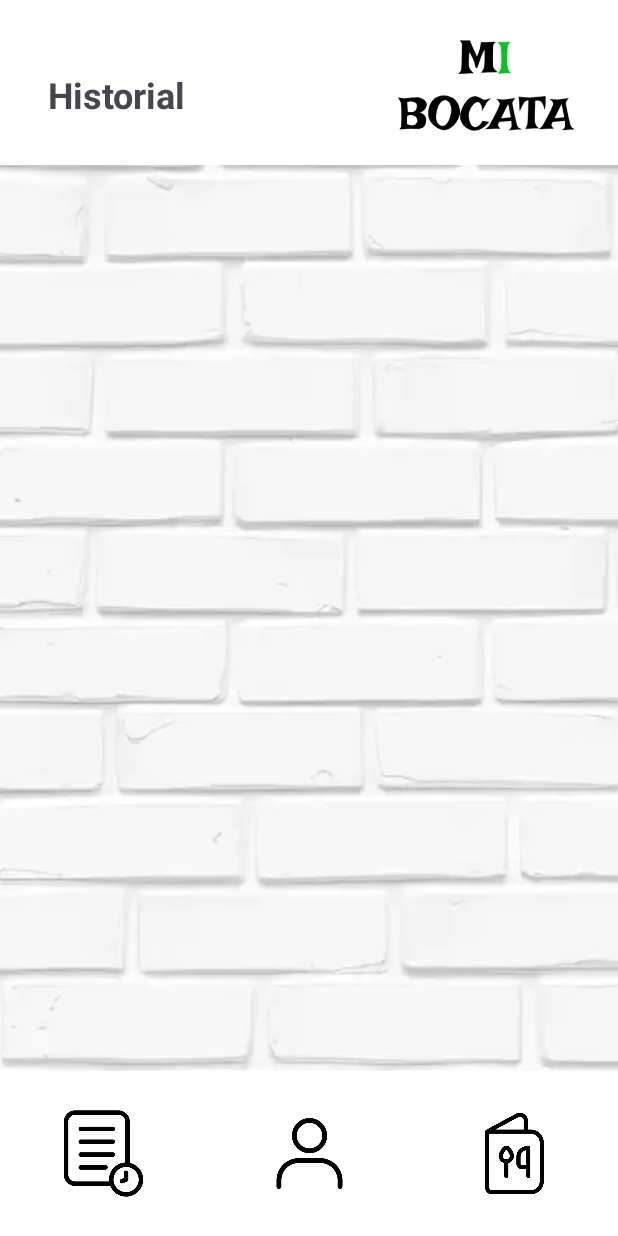
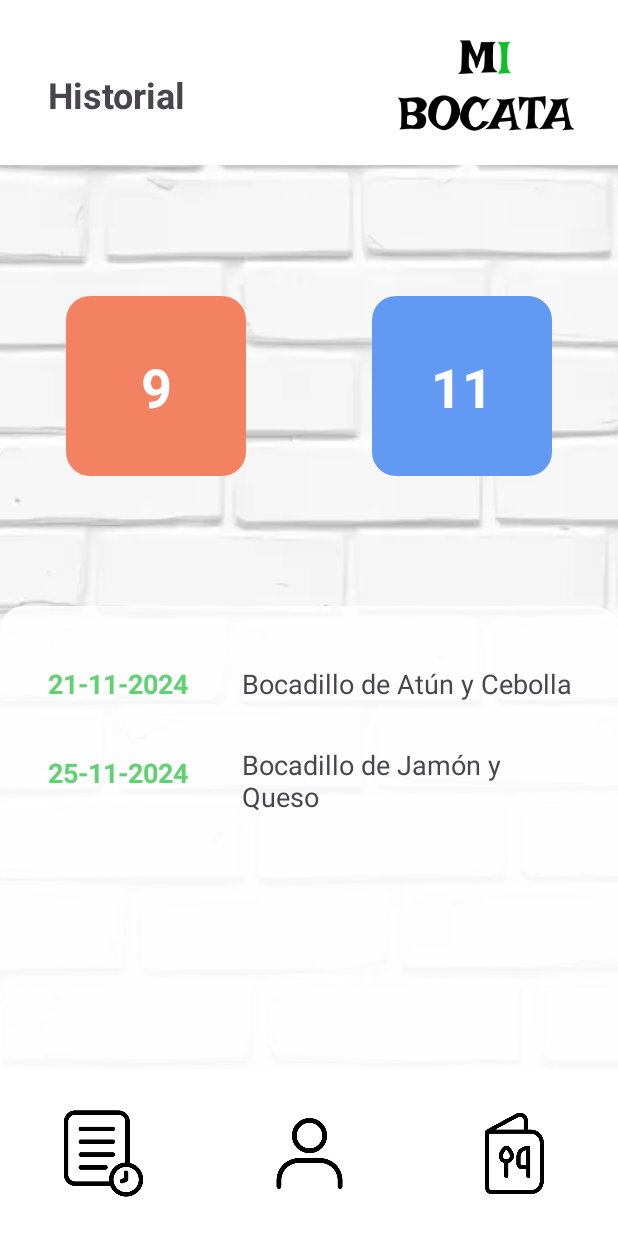
Before and after one commit to AdriAguilar/appBocata, an Android app: the HistoryActivity screen opened directly, with no data from a screen before it, on a phone screen of 412 x 824 dp. Run offline under Robolectric (Android 15) with nearby library versions, the light colour scheme and no system bars.

Commit message:
History done

```diff
--- a/app/src/main/java/com/example/mibocata/BocadilloAdapter.kt
+++ b/app/src/main/java/com/example/mibocata/BocadilloAdapter.kt
@@ -43,6 +43,7 @@ class BocadilloAdapter(context: Context, menu: Menu): BaseAdapter() {
         if (dia == "Miercoles") {
             diaToShow = "Miércoles"
         }
+
         // Bocata caliente
         val bocadilloCaliente = bocadilloDia.caliente
 
--- a/app/src/main/res/layout/activity_history.xml
+++ b/app/src/main/res/layout/activity_history.xml
@@ -59,6 +59,127 @@
         app:srcCompat="@drawable/logomibocata" />
 
     <TextView
+        android:id="@+id/bg_caliente"
+        android:layout_width="120dp"
+        android:layout_height="120dp"
+        android:background="@drawable/rounded_box"
+        android:backgroundTint="#F38262"
+        app:layout_constraintBottom_toTopOf="@+id/bg_history"
+        app:layout_constraintEnd_toEndOf="parent"
+        app:layout_constraintStart_toStartOf="parent"
+        app:layout_constraintTop_toBottomOf="@+id/top"
+        app:layout_constraintHorizontal_bias="0.15"
+        app:layout_constraintVertical_bias="0.5" />
+
+    <TextView
+        android:id="@+id/caliente_count"
+        android:layout_width="wrap_content"
+        android:layout_height="wrap_content"
+        android:text="9"
+        android:textSize="36sp"
+        android:textStyle="bold"
+        android:textColor="@color/white"
+        android:gravity="center"
+        app:layout_constraintBottom_toBottomOf="@+id/bg_caliente"
+        app:layout_constraintEnd_toEndOf="@+id/bg_caliente"
+        app:layout_constraintStart_toStartOf="@+id/bg_caliente"
+        app:layout_constraintTop_toTopOf="@+id/bg_caliente" />
+
+    <TextView
+        android:id="@+id/bg_frio"
+        android:layout_width="120dp"
+        android:layout_height="120dp"
+        android:background="@drawable/rounded_box"
+        android:backgroundTint="#6299F3"
+        app:layout_constraintBottom_toTopOf="@+id/bg_history"
+        app:layout_constraintEnd_toEndOf="parent"
+        app:layout_constraintStart_toStartOf="parent"
+        app:layout_constraintTop_toBottomOf="@+id/top"
+        app:layout_constraintHorizontal_bias="0.85"
+        app:layout_constraintVertical_bias="0.5" />
+
+    <TextView
+        android:id="@+id/frio_count"
+        android:layout_width="wrap_content"
+        android:layout_height="wrap_content"
+        android:gravity="center"
+        android:text="11"
+        android:textColor="@color/white"
+        android:textSize="36sp"
+        android:textStyle="bold"
+        app:layout_constraintBottom_toBottomOf="@+id/bg_frio"
+        app:layout_constraintEnd_toEndOf="@+id/bg_frio"
+        app:layout_constraintStart_toStartOf="@+id/bg_frio"
+        app:layout_constraintTop_toTopOf="@+id/bg_frio" />
+
+    <TextView
+        android:id="@+id/bg_history"
+        android:layout_width="match_parent"
+        android:layout_height="420dp"
+        android:background="@drawable/rounded_background"
+        app:layout_constraintBottom_toBottomOf="parent"
+        app:layout_constraintEnd_toEndOf="parent"
+        app:layout_constraintStart_toStartOf="parent"
+        app:layout_constraintTop_toTopOf="parent"
+        app:layout_constraintVertical_bias="1.0" />
+
+    <TextView
+        android:id="@+id/fecha_history_1"
+        android:layout_width="wrap_content"
+        android:layout_height="wrap_content"
+        android:text="21-11-2024"
+        android:textSize="18sp"
+        android:textColor="#62D173"
+        android:textStyle="bold"
+        app:layout_constraintBottom_toBottomOf="@+id/bg_history"
+        app:layout_constraintEnd_toEndOf="@+id/bg_history"
+        app:layout_constraintHorizontal_bias="0.1"
+        app:layout_constraintStart_toStartOf="@+id/bg_history"
+        app:layout_constraintTop_toTopOf="@+id/bg_history"
+        app:layout_constraintVertical_bias="0.1" />
+
+    <TextView
+        android:id="@+id/bocata_history_1"
+        android:layout_width="220dp"
+        android:layout_height="wrap_content"
+        android:text="Bocadillo de Atún y Cebolla"
+        android:textSize="18sp"
+        app:layout_constraintBottom_toBottomOf="@+id/bg_history"
+        app:layout_constraintEnd_toEndOf="@+id/bg_history"
+        app:layout_constraintHorizontal_bias="0.842"
+        app:layout_constraintStart_toStartOf="@+id/bg_history"
+        app:layout_constraintTop_toTopOf="@+id/bg_history"
+        app:layout_constraintVertical_bias="0.1" />
+
+    <TextView
+        android:id="@+id/fecha_history_2"
+        android:layout_width="wrap_content"
+        android:layout_height="wrap_content"
+        android:text="25-11-2024"
+        android:textSize="18sp"
+        android:textColor="#62D173"
+        android:textStyle="bold"
+        app:layout_constraintBottom_toBottomOf="@+id/bg_history"
+        app:layout_constraintEnd_toEndOf="@+id/bg_history"
+        app:layout_constraintHorizontal_bias="0.1"
+        app:layout_constraintStart_toStartOf="@+id/bg_history"
+        app:layout_constraintTop_toTopOf="@+id/bg_history"
+        app:layout_constraintVertical_bias="0.25" />
+
+    <TextView
+        android:id="@+id/bocata_history_2"
+        android:layout_width="220dp"
+        android:layout_height="wrap_content"
+        android:text="Bocadillo de Jamón y Queso"
+        android:textSize="18sp"
+        app:layout_constraintBottom_toBottomOf="@+id/bg_history"
+        app:layout_constraintEnd_toEndOf="@+id/bg_history"
+        app:layout_constraintHorizontal_bias="0.842"
+        app:layout_constraintStart_toStartOf="@+id/bg_history"
+        app:layout_constraintTop_toTopOf="@+id/bg_history"
+        app:layout_constraintVertical_bias="0.25" />
+
+    <TextView
         android:id="@+id/bottom"
         android:layout_width="match_parent"
         android:layout_height="110dp"
```
